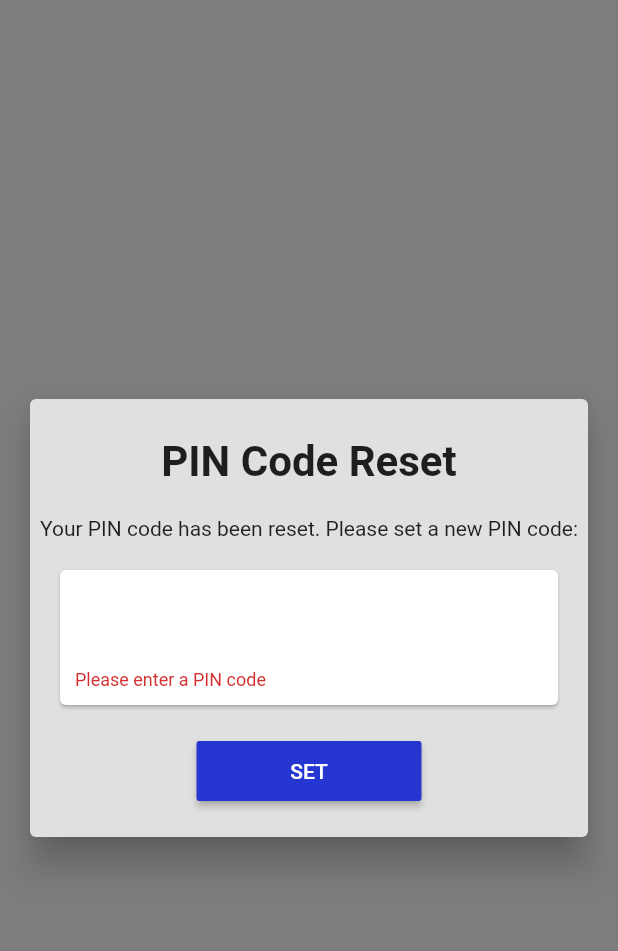
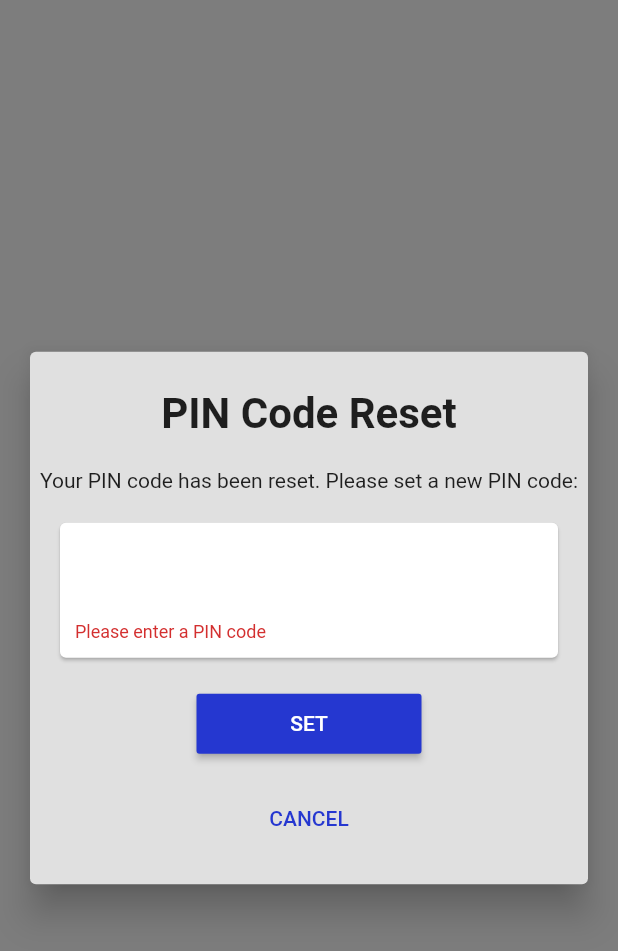
Before and after one commit to chrisly-bear/PEBRApp, a Flutter app: the NewPINScreen widget shown alone on an empty page, opened directly, after a tap on "SET", on a phone screen of 412 x 824 dp. Shown: the top 951 px of the screen. Run offline on Flutter 3.47's test engine with Material 2 defaults, Android fonts, the phone set to English and light mode, and no system bars; our stand-ins replace flushbar, shared_preferences, sqflite; missing offline and left inert: password, spreadsheet_decoder; accounts and stored records are empty.

Commit message:
Allow cancelling of setting new pin.

```diff
--- a/lib/screens/NewPINScreen.dart
+++ b/lib/screens/NewPINScreen.dart
@@ -1,6 +1,7 @@
 
 import 'package:flutter/material.dart';
 import 'package:flutter/services.dart';
+import 'package:pebrapp/components/PEBRAButtonFlat.dart';
 import 'package:pebrapp/components/PEBRAButtonRaised.dart';
 import 'package:pebrapp/components/PopupScreen.dart';
 import 'package:pebrapp/database/DatabaseProvider.dart';
@@ -77,9 +78,25 @@ class _NewPINScreenState extends State<NewPINScreen> {
           widget: _isLoading ? SizedBox(height: 15.0, width: 15.0, child: CircularProgressIndicator(valueColor: AlwaysStoppedAnimation<Color>(Colors.white))) : null,
           onPressed: _isLoading ? null : _onSubmitPINCodeForm,
         ),
+        SizedBox(height: 15.0),
+        PEBRAButtonFlat(
+          'Cancel',
+          onPressed: _isLoading ? null : () { _closeScreen(false); },
+        ),
         SizedBox(height: 20.0),
       ],
     );
+  }
+
+  /// @param [returnValue] Set to true if setting new pin was successful, false
+  /// if there was an error or the process was cancelled.
+  _closeScreen(bool returnValue) {
+    // pop all flushbar notifications
+    Navigator.of(context).popUntil((Route<dynamic> route) {
+      return route.settings.name == '/new-pin';
+    });
+    // pop the new-pin screen itself
+    Navigator.of(context).pop(returnValue);
   }
 
   _onSubmitPINCodeForm() async {
@@ -89,13 +106,9 @@ class _NewPINScreenState extends State<NewPINScreen> {
     if (_pinCodeFormKey.currentState.validate()) {
 
       // TODO: store PIN on SWITCHtoolbox, store it in local database, upload database to SWITCHtoolbox
+      await Future.delayed(Duration(seconds: 2));
 
-      // pop all flushbar notifications
-      Navigator.of(context).popUntil((Route<dynamic> route) {
-        return route.settings.name == '/new-pin';
-      });
-      // pop the new-pin screen itself
-      Navigator.of(context).pop();
+      _closeScreen(true);
     }
     setState(() {
       _isLoading = false;
```
Also changed, not shown: lib/screens/SettingsScreen.dart (+12 -4 lines).
